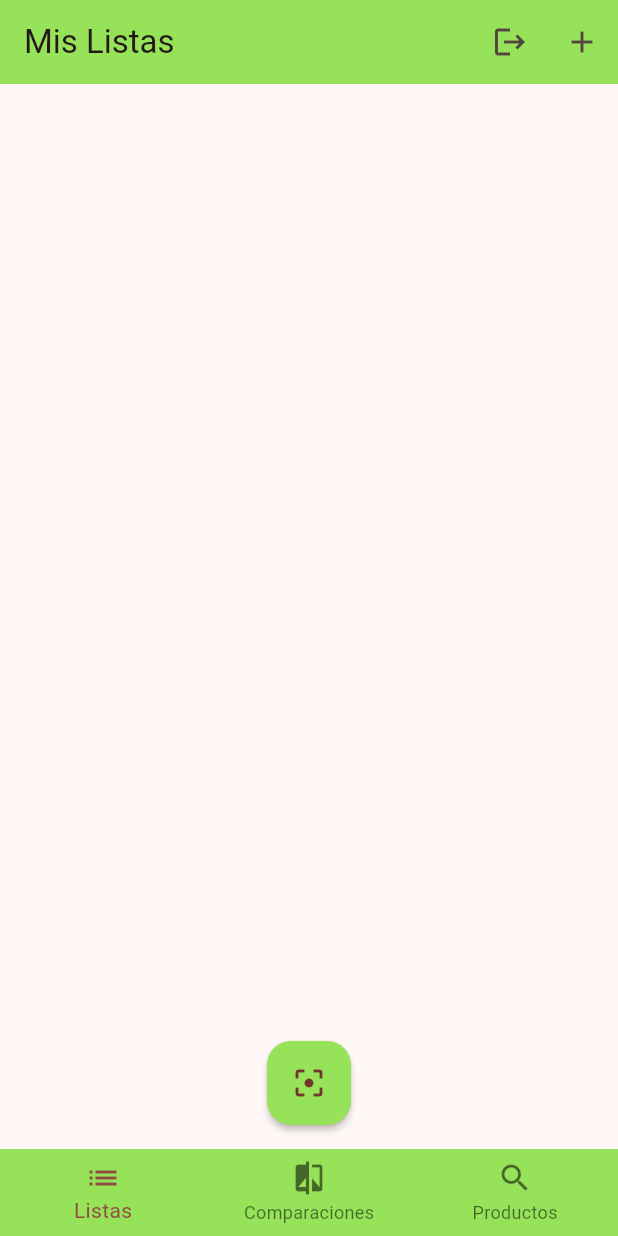
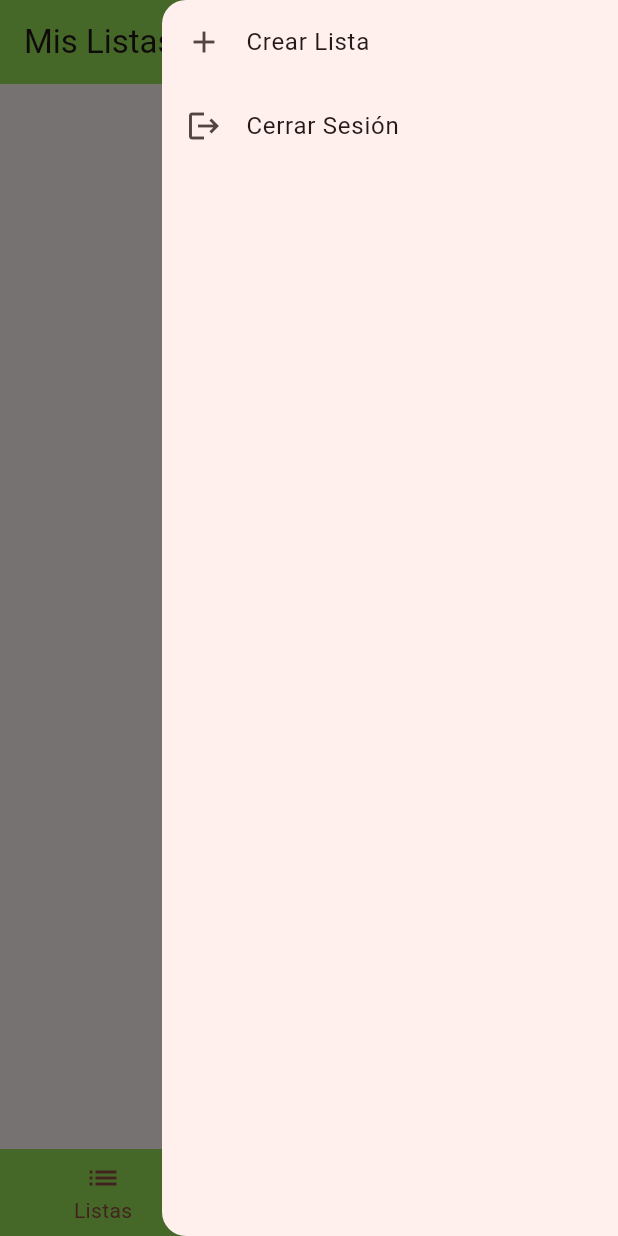
Before and after one commit to DevonLopez/CartScan, a Flutter app: the screen it shows once a user with an empty profile is signed in, with the side drawer open (before the commit the screen has no drawer), on a phone screen of 412 x 824 dp. Run offline on Flutter 3.47's test engine with Material 2 defaults, Android fonts, the phone set to English and light mode, and no system bars; our stand-ins replace cloud_firestore, email_validator, firebase_auth, firebase_core, google_sign_in; missing offline and left inert: flutter_barcode_scanner; accounts and stored records are empty.

Commit message:
SideMenu

```diff
--- a/lib/models/item.dart
+++ b/lib/models/item.dart
@@ -1,5 +1,5 @@
 class Item {
-  final String id;
+  final String? id;
   late final String listId;
   final String name;
   final String? description;
--- a/lib/models/models.dart
+++ b/lib/models/models.dart
@@ -1,3 +1,4 @@
 export 'package:cart_scan/models/user.dart';
 export 'package:cart_scan/models/item.dart';
 export 'package:cart_scan/models/shopping_list.dart';
+export 'package:cart_scan/models/productApi.dart';
--- a/lib/screens/datails_screen.dart
+++ b/lib/screens/datails_screen.dart
@@ -1,5 +1,6 @@
 import 'package:cart_scan/models/models.dart';
 import 'package:cart_scan/services/list_service.dart';
+import 'package:cart_scan/services/product_service.dart';
 import 'package:firebase_auth/firebase_auth.dart';
 import 'package:flutter/material.dart';
 import 'package:cart_scan/providers/providers.dart';
@@ -17,6 +18,7 @@ class DetailsScreen extends StatefulWidget {
 }
 
 class _DetailsScreenState extends State<DetailsScreen> {
+  final GlobalKey<ScaffoldState> _scaffoldKey = GlobalKey<ScaffoldState>();
   var barcode = '';
   bool _isDataFetched = false;
 
@@ -29,6 +31,16 @@ class _DetailsScreenState extends State<DetailsScreen> {
       print('peticion de usuarios con listas base');
       userProvider.getCurrentUserWithLists();
       _isDataFetched = true;
+    }
+  }
+
+  void _performAPICall() async {
+    final response = await fetchProductData(barcode);
+    if (response != null) {
+      print(response.title); // Muestra la respuesta en la consola
+    } else {
+      print(
+          'Error: Respuesta nula'); // Muestra un mensaje de error si la respuesta es nula
     }
   }
 
@@ -85,40 +97,24 @@ class _DetailsScreenState extends State<DetailsScreen> {
     else
       tituloCabecera = "Mis Listas";
     return Scaffold(
+      key: _scaffoldKey,
       appBar: AppBar(
         backgroundColor: Color.fromARGB(255, 150, 226, 88),
         title: Text('${tituloCabecera}'),
-        actions: [
-          IconButton(
-            icon: Icon(Icons.logout),
-            onPressed: () async {
-              showDialog(
-                context: context,
-                builder: (BuildContext context) {
-                  return alert;
-                },
-              );
-            },
-          ),
-          IconButton(
-            icon: Icon(Icons.add),
-            onPressed: () {
-              openCreateListForm(context);
-            },
-          )
-        ],
       ),
+      endDrawer: const SideMenu(),
       body: _DetailsScreenBody(),
       bottomNavigationBar: CustomNavigationBar(),
-      floatingActionButton: FloatingActionButton(
-        elevation: 2,
-        backgroundColor: Color.fromARGB(255, 150, 226, 88),
-        child: Icon(
-          Icons.filter_center_focus,
-        ),
-        onPressed: () {
-          openBarcodeScanner();
-        },
+      floatingActionButton: Column(
+        mainAxisAlignment: MainAxisAlignment.end,
+        children: [
+          FloatingActionButton(
+            elevation: 2,
+            backgroundColor: Color.fromARGB(255, 150, 226, 88),
+            child: Icon(Icons.filter_center_focus),
+            onPressed: openBarcodeScanner,
+          ),
+        ],
       ),
       floatingActionButtonLocation: FloatingActionButtonLocation.centerFloat,
     );
@@ -151,12 +147,3 @@ class _DetailsScreenBody extends StatelessWidget {
     }
   }
 }
-
-void openCreateListForm(BuildContext context) {
-  showDialog(
-    context: context,
-    builder: (BuildContext context) {
-      return CreateListForm(); // Aquí debes crear y retornar tu formulario de creación de lista
-    },
-  );
-}
--- /dev/null
+++ b/lib/widgets/side_menu.dart
@@ -0,0 +1,202 @@
+import 'package:cart_scan/models/models.dart';
+import 'package:cart_scan/providers/providers.dart';
+import 'package:cart_scan/screens/screens.dart';
+import 'package:firebase_auth/firebase_auth.dart';
+import 'package:flutter/material.dart';
+import 'package:google_sign_in/google_sign_in.dart';
+import 'package:provider/provider.dart';
+
+class SideMenu extends StatelessWidget {
+  const SideMenu({Key? key}) : super(key: key);
+
+  void openCreateListForm(BuildContext context) {
+    showDialog(
+      context: context,
+      builder: (BuildContext context) {
+        return CreateListForm(); // Aquí debes crear y retornar tu formulario de creación de lista
+      },
+    );
+  }
+
+/*
+  void openItemForm(BuildContext context) {
+    final GlobalKey<FormState> _formKey = GlobalKey<FormState>();
+    String id = '';
+    String listId = '';
+    String name = '';
+    String? description;
+    double price = 0.0;
+    double discount = 0.0;
+    int? quality;
+    bool offer = false;
+
+    showDialog(
+      context: context,
+      builder: (BuildContext context) {
+        return AlertDialog(
+          title: Text("Añadir Producto"),
+          content: Container(
+            width: MediaQuery.of(context).size.width *
+                0.8, // Tamaño del 80% de la pantalla
+            child: Form(
+              key: _formKey,
+              child: Column(
+                mainAxisSize: MainAxisSize.min,
+                children: [
+                  TextFormField(
+                    decoration: InputDecoration(labelText: 'Nombre'),
+                    onChanged: (value) {
+                      name = value;
+                    },
+                    validator: (value) {
+                      if (value!.isEmpty) {
+                        return 'Añade un nombre de producto';
+                      }
+                      return null;
+                    },
+                  ),
+                  TextFormField(
+                    decoration: InputDecoration(labelText: 'Descripción'),
+                    onChanged: (value) {
+                      description = value;
+                    },
+                  ),
+                  TextFormField(
+                    decoration: InputDecoration(labelText: 'Precio'),
+                    keyboardType: TextInputType.number,
+                    onChanged: (value) {
+                      price = double.parse(value);
+                    },
+                    validator: (value) {
+                      if (value!.isEmpty) {
+                        return 'Añade un precio';
+                      }
+                      return null;
+                    },
+                  ),
+                  TextFormField(
+                    decoration: InputDecoration(labelText: 'Descuento'),
+                    keyboardType: TextInputType.number,
+                    enabled:
+                        offer, // Habilitar o deshabilitar la edición del campo según el valor de offer
+                    onChanged: (value) {
+                      discount = double.parse(value);
+                    },
+                    validator: (value) {
+                      if (value!.isEmpty) {
+                        return 'Añade un descuento';
+                      }
+                      return null;
+                    },
+                  ),
+                  TextFormField(
+                    decoration: InputDecoration(labelText: 'Valoración'),
+                    keyboardType: TextInputType.number,
+                    onChanged: (value) {
+                      quality = int.parse(value);
+                    },
+                  ),
+                  SwitchListTile(
+                    title: Text('Oferta?'),
+                    value: offer,
+                    onChanged: (value) {
+                      offer = value;
+                    },
+                  ),
+                ],
+              ),
+            ),
+          ),
+          actions: [
+            ElevatedButton(
+              child: Text('Cancelar'),
+              onPressed: () {
+                Navigator.of(context).pop();
+              },
+            ),
+            ElevatedButton(
+              child: Text('Guardar'),
+              onPressed: () {
+                if (_formKey.currentState!.validate()) {
+                  Item item = Item(
+                    id: null,
+                    listId: listId,
+                    name: name,
+                    price: price,
+                    discount: discount,
+                    quality: quality,
+                    offer: offer,
+                  );
+
+                  print(item.toString());
+                  Navigator.of(context).pop();
+                }
+              },
+            ),
+          ],
+        );
+      },
+    );
+  }
+*/
+  @override
+  Widget build(BuildContext context) {
+    return Drawer(
+      child: ListView(
+        padding: EdgeInsets.zero,
+        children: [
+          ListTile(
+            leading: Icon(Icons.add),
+            title: Text('Crear Lista'),
+            onTap: () {
+              openCreateListForm(context);
+            },
+          ),
+          /*
+          ListTile(
+            leading: Icon(Icons.shop),
+            title: Text('Añadir Item'),
+            onTap: () {
+              final user = Provider.of<UserProvider>(context);
+              print(user.currentUser!.lists);
+              openItemForm(context);
+            },
+          ),*/
+          ListTile(
+            leading: Icon(Icons.logout),
+            title: Text('Cerrar Sesión'),
+            onTap: () {
+              showDialog(
+                context: context,
+                builder: (BuildContext context) {
+                  return AlertDialog(
+                    title: Text("Cerrar Sesión"),
+                    content:
+                        Text("¿Estás seguro de que quieres cerrar sesión?"),
+                    actions: [
+                      TextButton(
+                        child: Text("Cancelar"),
+                        onPressed: () {
+                          Navigator.of(context).pop();
+                        },
+                      ),
+                      TextButton(
+                        child: Text("Aceptar"),
+                        onPressed: () async {
+                          await GoogleSignIn().signOut();
+                          FirebaseAuth.instance.signOut();
+                          Navigator.of(context)
+                              .popUntil((route) => route.isFirst);
+                        },
+                      ),
+                    ],
+                  );
+                },
+              );
+            },
+          ),
+        ],
+      ),
+    );
+  }
+}
--- a/lib/widgets/widgets.dart
+++ b/lib/widgets/widgets.dart
@@ -1,3 +1,3 @@
 export 'package:cart_scan/widgets/custom_navigatorbar.dart';
 export 'package:cart_scan/widgets/button.dart';
-export 'package:cart_scan/widgets/image_convert.dart';
+export 'package:cart_scan/widgets/side_menu.dart';
```
Also changed, not shown: lib/models/productApi.dart (added, +71 -0 lines), lib/services/product_service.dart (added, +46 -0 lines), lib/widgets/image_convert.dart (deleted, +0 -21 lines).
